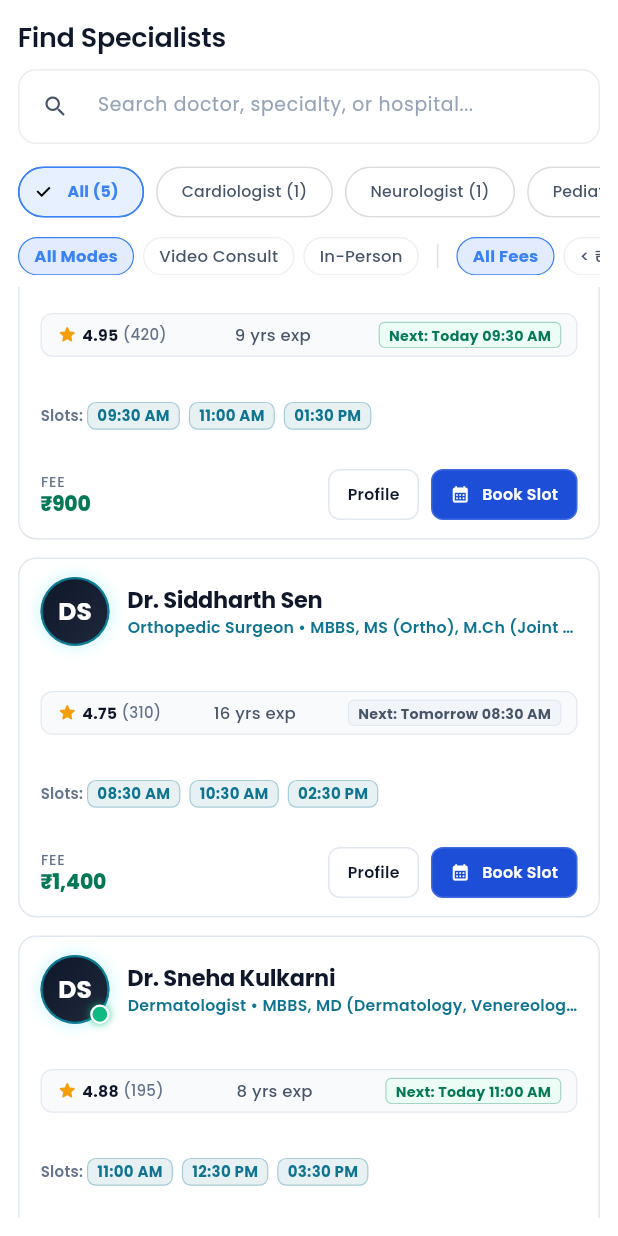
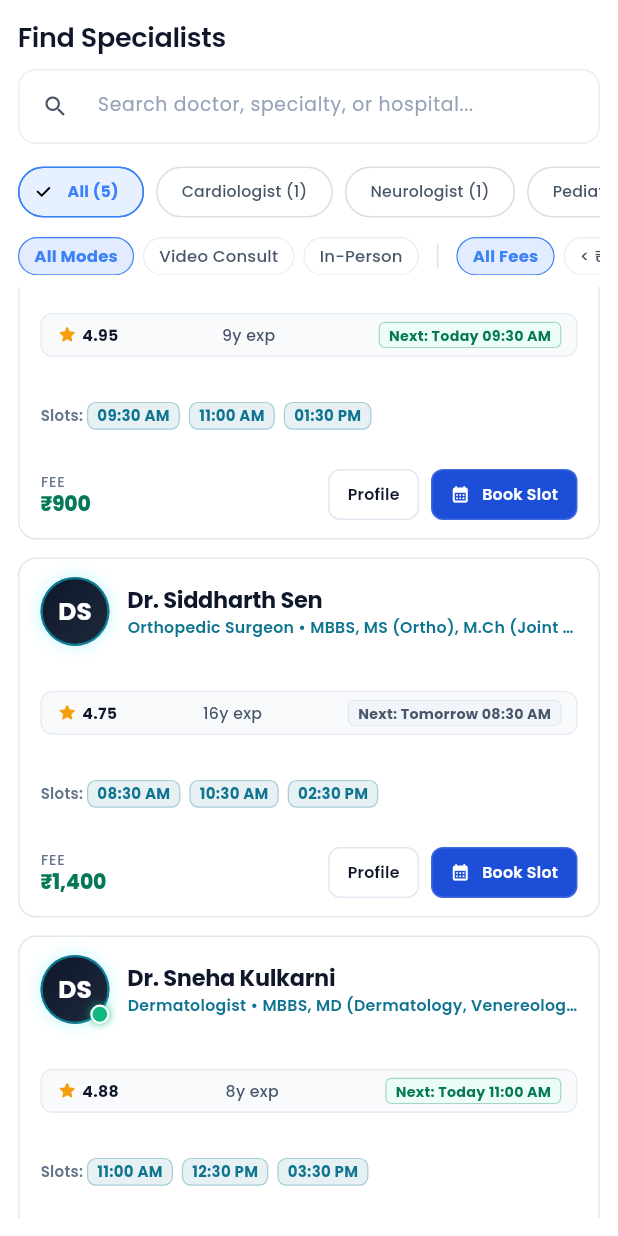
Before and after one commit to Omkaranrse/aarogya, a Flutter app: the DoctorDiscoveryScreen screen opened directly, scrolled down 576 dp, on a phone screen of 412 x 824 dp. Run offline on Flutter 3.47's test engine with Material 3 defaults, Android fonts, the light colour scheme and no system bars; our stand-ins replace cloud_firestore, firebase_auth, firebase_core, firebase_storage, fl_chart, flutter_riverpod and 3 more; accounts and stored records are empty; network calls fail.

Commit message:
feat(p2): implement 1320px max-width constraints, equal-height layouts, 2-column prescription design, and WCAG AA contrast pass

```diff
--- a/lib/features/patient/discovery/doctor_discovery_screen.dart
+++ b/lib/features/patient/discovery/doctor_discovery_screen.dart
@@ -90,12 +90,20 @@ class _DoctorDiscoveryScreenState extends ConsumerState<DoctorDiscoveryScreen> {
       return true;
     }).toList();
 
+    final isMobile = Responsive.isMobile(context);
+
     return Scaffold(
       backgroundColor: Colors.transparent,
-      body: Padding(
+      body: Align(
+        alignment: Alignment.topCenter,
+        child: ConstrainedBox(
+          constraints: BoxConstraints(
+            maxWidth: isMobile ? double.infinity : 1320,
+          ),
+          child: Padding(
             padding: EdgeInsets.symmetric(
-          horizontal: Responsive.isMobile(context) ? 12 : 24,
-          vertical: Responsive.isMobile(context) ? 12 : 16,
+              horizontal: isMobile ? 12 : 24,
+              vertical: isMobile ? 12 : 16,
             ),
             child: Column(
               crossAxisAlignment: CrossAxisAlignment.start,
@@ -322,6 +330,8 @@ class _DoctorDiscoveryScreenState extends ConsumerState<DoctorDiscoveryScreen> {
           ],
         ),
       ),
+    ),
+  ),
 );
   }
 
@@ -458,27 +468,21 @@ class _DoctorDiscoveryScreenState extends ConsumerState<DoctorDiscoveryScreen> {
                         color: colors.neutrals.gray900,
                       ),
                     ),
-                    Text(
-                      ' (${doctor.reviewsCount})',
-                      style: typography.caption.copyWith(
-                        fontSize: 10,
-                        color: colors.neutrals.gray500,
-                      ),
-                    ),
                   ],
                 ),
 
                 // Slot 2: Experience
                 Text(
-                  '${doctor.experienceYears} yrs exp',
+                  '${doctor.experienceYears}y exp',
                   style: typography.caption.copyWith(
-                    fontSize: 11,
+                    fontSize: 10.5,
                     color: colors.neutrals.gray600,
                   ),
                 ),
 
                 // Slot 3: Time-based availability chip
-                Container(
+                Flexible(
+                  child: Container(
                     padding: const EdgeInsets.symmetric(
                       horizontal: 6,
                       vertical: 2,
@@ -503,6 +507,9 @@ class _DoctorDiscoveryScreenState extends ConsumerState<DoctorDiscoveryScreen> {
                             : colors.neutrals.gray600,
                         fontWeight: FontWeight.w700,
                         fontSize: 9.5,
+                      ),
+                      maxLines: 1,
+                      overflow: TextOverflow.ellipsis,
                     ),
                   ),
                 ),
```
Also changed, not shown: lib/features/billing/billing_screen.dart (+13 -3 lines), lib/features/clinical/laboratory_hub_screen.dart (+13 -3 lines), lib/features/clinical/medical_records_screen.dart (+13 -3 lines), lib/features/clinical/prescriptions_hub_screen.dart (+13 -3 lines), lib/features/patient/appointments/patient_appointments_screen.dart (+13 -3 lines), 1 other file. Lines whose indentation alone changed are shown as unchanged.
